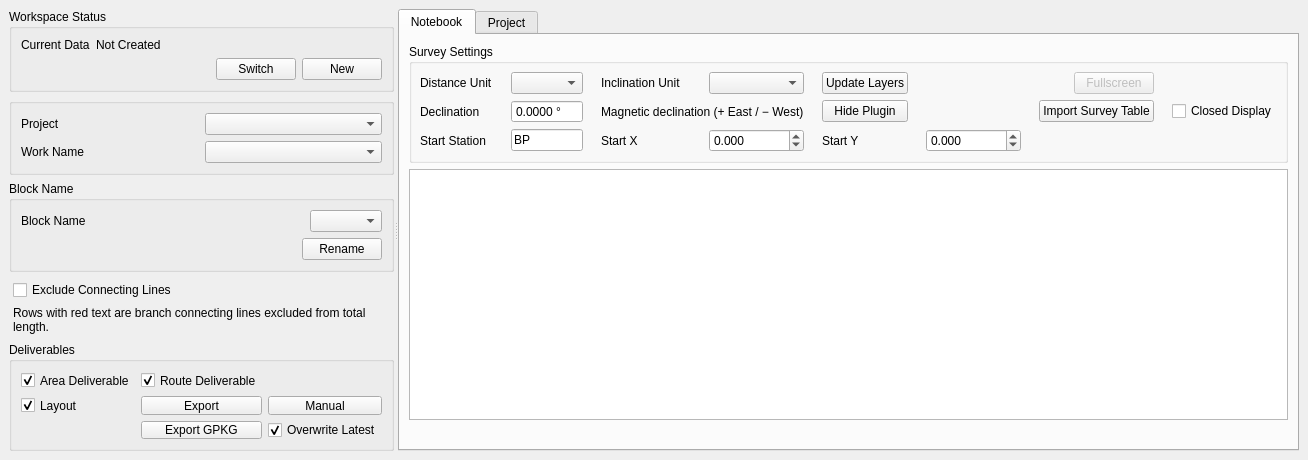
The window that compass_traverse_gis_dockwidget_base.ui (raw-slnc/compass_traverse_gis) describes before a commit, drawn with Qt 5.
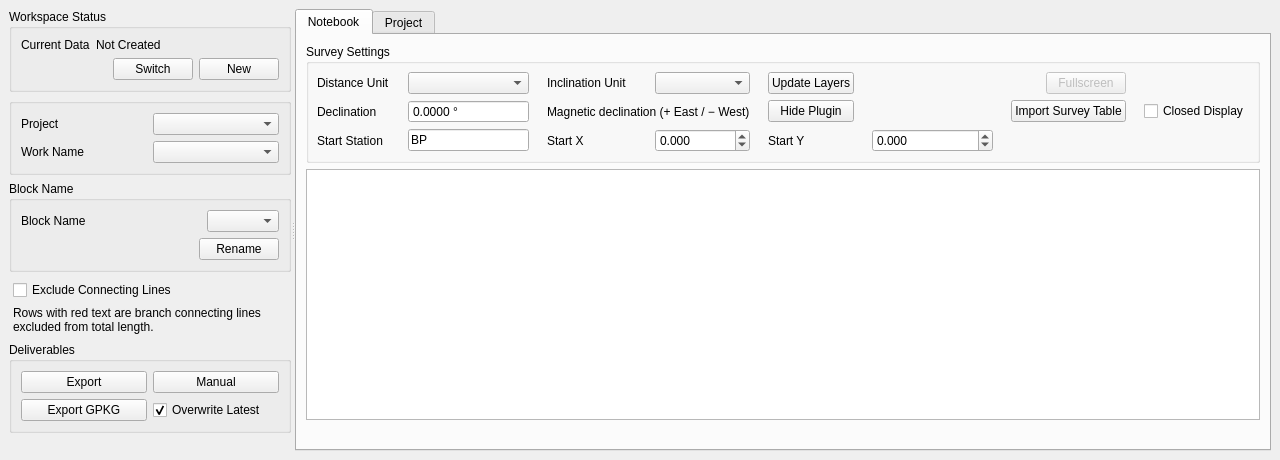
The same window after the commit.

```diff
--- a/compass_traverse_gis_dockwidget_base.ui
+++ b/compass_traverse_gis_dockwidget_base.ui
@@ -165,62 +165,32 @@
         </item>
         <item>
          <widget class="QGroupBox" name="deliverableGroup">
-          <property name="title">
-           <string>Deliverables</string>
-          </property>
-          <layout class="QGridLayout" name="deliverableLayout">
+         <property name="title">
+          <string>Deliverables</string>
+         </property>
+         <layout class="QGridLayout" name="deliverableLayout">
            <item row="0" column="0">
-            <widget class="QCheckBox" name="areaDeliverableCheck">
-             <property name="text">
-              <string>Area Deliverable</string>
-             </property>
-             <property name="checked">
-              <bool>true</bool>
-             </property>
-            </widget>
-           </item>
-           <item row="0" column="1">
-            <widget class="QCheckBox" name="routeDeliverableCheck">
-             <property name="text">
-              <string>Route Deliverable</string>
-             </property>
-             <property name="checked">
-              <bool>true</bool>
-             </property>
-            </widget>
-           </item>
-           <item row="1" column="0">
-            <widget class="QCheckBox" name="layoutDeliverableCheck">
-             <property name="text">
-              <string>Layout</string>
-             </property>
-             <property name="checked">
-              <bool>true</bool>
-             </property>
-            </widget>
-           </item>
-           <item row="1" column="1">
             <widget class="QPushButton" name="exportButton">
              <property name="text">
               <string>Export</string>
              </property>
             </widget>
            </item>
-           <item row="1" column="2">
+           <item row="0" column="1">
             <widget class="QPushButton" name="manualButton">
              <property name="text">
               <string>Manual</string>
              </property>
             </widget>
            </item>
-           <item row="2" column="1">
+           <item row="1" column="0">
             <widget class="QPushButton" name="notebookExportButton">
              <property name="text">
               <string>Export GPKG</string>
              </property>
             </widget>
            </item>
-           <item row="2" column="2">
+           <item row="1" column="1">
             <widget class="QCheckBox" name="notebookAppendExistingLayerCheck">
              <property name="text">
               <string>Overwrite Latest</string>
```
